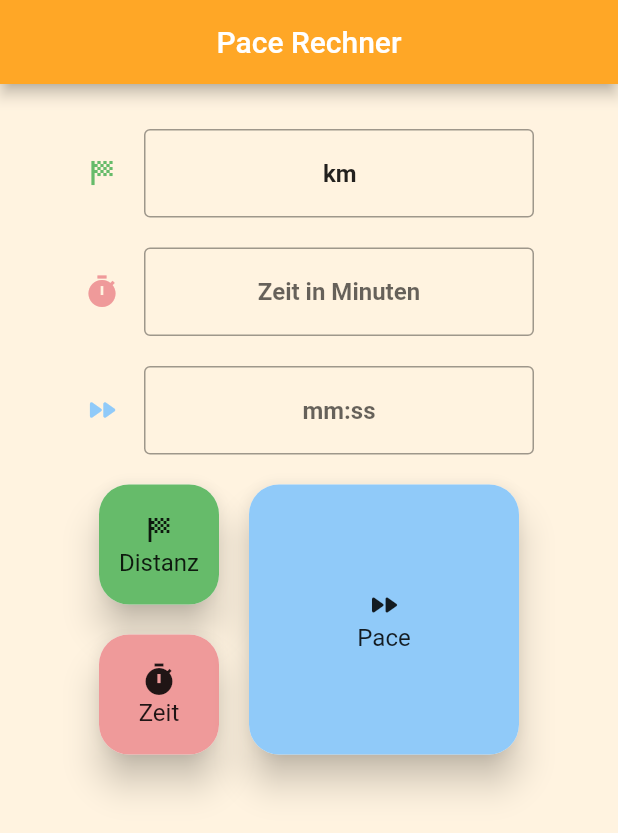
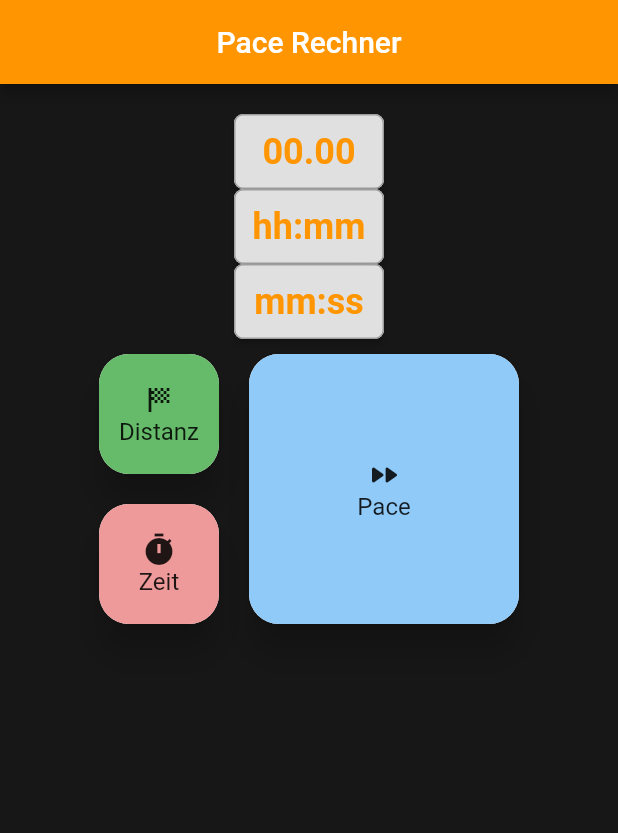
Before and after one commit to sebdombrowsky/publicDev, a Flutter app: the screen it shows after launch, after a tap on "Distanz", on a phone screen of 412 x 824 dp. Shown: the top 833 px of the screen. Run offline on Flutter 3.47's test engine with Material 2 defaults, Android fonts, the phone set to English and light mode, and no system bars.

Commit message:
Berechnungen aufgeräumt, Time/Distance Picker

```diff
--- a/PaceRechner/App/pace_rechner/lib/main.dart
+++ b/PaceRechner/App/pace_rechner/lib/main.dart
@@ -1,3 +1,4 @@
+import 'package:flutter/cupertino.dart';
 import 'package:flutter/material.dart';
 import 'package:pace_rechner/pages/pace_rechner_page.dart';
 
--- a/PaceRechner/App/pace_rechner/lib/models/rechner.dart
+++ b/PaceRechner/App/pace_rechner/lib/models/rechner.dart
@@ -10,60 +10,41 @@ class Rechner {
     String paceInKmProMin = "";
 
     if (distanzInKm != null && zeitInMinuten != null) {
-      var decimalPace = zeitInMinuten / distanzInKm;
-      var ganzeZahlString = decimalPace.toString().split('.')[0];
-      var nachKommaStellenString = "0." + decimalPace.toString().split('.')[1];
-      var echtePaceNachKommaStelle =
-          "0." + (double.parse(nachKommaStellenString) * 60).toStringAsFixed(0);
-      double echtePace = double.parse(ganzeZahlString) +
-          double.parse(echtePaceNachKommaStelle);
-      paceInKmProMin = echtePace.toStringAsFixed(2);
+      paceInKmProMin = (zeitInMinuten / distanzInKm).toString().split('.')[0] +
+          ":" +
+          (((zeitInMinuten / distanzInKm) * 60) % 60).toStringAsFixed(0);
     }
-
-    return paceInKmProMin.replaceAll('.', ':') + " min/km";
+    return paceInKmProMin;
   }
 
   String DistanzBerechnen(String _zeit, String _pace) {
     double? zeitInMinuten = converter.ConvertStringToZeitInMinuten(_zeit);
-    double? timePace = converter.ConvertStringToPaceInMinutenProKm(_pace);
+    double? paceInSekunden = converter.ConvertStringToPaceInMinutenProKm(_pace);
 
     String distanzInKm = "";
 
-    if (zeitInMinuten != null && timePace != null) {
-      var decimalPaceNachkommastelleString = timePace.toString().split('.')[1];
-      if (decimalPaceNachkommastelleString.length == 1) {
-        decimalPaceNachkommastelleString =
-            decimalPaceNachkommastelleString + "0";
-      }
-      var decimalPaceNachkommastelle =
-          double.parse(decimalPaceNachkommastelleString) / 60;
-      var decimalPaceDouble = double.parse(timePace.toStringAsFixed(0)) +
-          decimalPaceNachkommastelle;
-      distanzInKm = (zeitInMinuten / decimalPaceDouble).toStringAsFixed(2);
+    if (zeitInMinuten != null && paceInSekunden != null) {
+      distanzInKm =
+          ((zeitInMinuten * 60) / paceInSekunden).toString().split('.')[0] +
+              "." +
+              ((((zeitInMinuten * 60) / paceInSekunden) * 60) % 60)
+                  .toStringAsFixed(0);
     }
-
-    return distanzInKm + " km";
+    return distanzInKm;
   }
 
   String ZeitBerechnen(String _distanz, String _pace) {
     double? distanzInKm = converter.ConvertStringToDistanzInKm(_distanz);
-    double? timePace = converter.ConvertStringToPaceInMinutenProKm(_pace);
+    double? paceInSekunden = converter.ConvertStringToPaceInMinutenProKm(_pace);
 
-    String zeitInMinuten = "";
+    String zeitInStunden = "";
 
-    if (distanzInKm != null && timePace != null) {
-      var decimalPaceNachkommastelleString = timePace.toString().split('.')[1];
-      if (decimalPaceNachkommastelleString.length == 1) {
-        decimalPaceNachkommastelleString =
-            decimalPaceNachkommastelleString + "0";
-      }
-      var decimalPaceNachkommastelle =
-          double.parse(decimalPaceNachkommastelleString) / 60;
-      var decimalPaceDouble = double.parse(timePace.toStringAsFixed(0)) +
-          decimalPaceNachkommastelle;
-      zeitInMinuten = (distanzInKm * decimalPaceDouble).toStringAsFixed(0);
+    if (distanzInKm != null && paceInSekunden != null) {
+      zeitInStunden =
+          (((distanzInKm * paceInSekunden) / 60) / 60).toString().split('.')[0] +
+              ":" +
+              (((distanzInKm * paceInSekunden) / 60) % 60).toString().split('.')[0];
     }
-
-    return zeitInMinuten + " min";
+    return zeitInStunden;
   }
 }
--- a/PaceRechner/App/pace_rechner/lib/models/string_converter.dart
+++ b/PaceRechner/App/pace_rechner/lib/models/string_converter.dart
@@ -12,20 +12,23 @@ class StringConverter {
   }
 
   double? ConvertStringToZeitInMinuten(String _zeit) {
-    _zeit = _zeit.replaceAll(',', '.');
-    _zeit = _zeit.replaceAll('.', ':');
-    _zeit = _zeit.split(' ')[0];
-    double? zeitInMinuten = double.tryParse(_zeit.split(' ')[0]);
-    return zeitInMinuten;
+    double? stunden = double.tryParse(_zeit.split(':')[0]);
+    double? minuten = double.tryParse(_zeit.split(':')[1]);
+    if (stunden != null && minuten != null) {
+      double zeitInMinuten = (stunden * 60) + minuten;
+      return zeitInMinuten;
+    }
+    return null;
   }
 
   double? ConvertStringToPaceInMinutenProKm(String _pace) {
-    if (_pace.isEmpty) {
-      return null;
+    double? minuten = double.tryParse(_pace.split(':')[0]);
+    double? sekunden = double.tryParse(_pace.split(':')[1]);
+
+    if (minuten != null && sekunden != null) {
+      double zeitInSekunden = (minuten * 60) + sekunden;
+      return zeitInSekunden;
     }
-    _pace = _pace.replaceAll(',', '.');
-    _pace = _pace.replaceAll(':', '.');
-    double? timePace = double.tryParse(_pace.split(' ')[0]);
-    return timePace;
+    return null;
   }
 }
--- a/PaceRechner/App/pace_rechner/lib/pages/pace_rechner_page.dart
+++ b/PaceRechner/App/pace_rechner/lib/pages/pace_rechner_page.dart
@@ -1,9 +1,10 @@
-
+import 'package:flutter/cupertino.dart';
 import 'package:flutter/material.dart';
 import 'package:pace_rechner/models/rechner.dart';
 import 'package:pace_rechner/models/string_converter.dart';
 import 'package:pace_rechner/pages/pace_rechner_widgets/custom_button.dart';
-import 'package:pace_rechner/pages/pace_rechner_widgets/custom_text_field.dart';
+import 'package:pace_rechner/pages/pace_rechner_widgets/custom_distance_picker.dart';
+import 'package:pace_rechner/pages/pace_rechner_widgets/custom_time_picker.dart';
 
 class PaceRechnerPage extends StatefulWidget {
   const PaceRechnerPage({Key? key}) : super(key: key);
@@ -19,17 +20,14 @@ class _PaceRechnerPageState extends State<PaceRechnerPage> {
   TextEditingController zeitController = TextEditingController();
   TextEditingController paceController = TextEditingController();
 
-  bool showDistanzen = false;
-  bool showZeiten = false;
-
   @override
   Widget build(BuildContext context) {
     return Scaffold(
-      backgroundColor: Colors.orange[50],
+      backgroundColor: CupertinoColors.darkBackgroundGray,
       appBar: AppBar(
         title: Text("Pace Rechner"),
         centerTitle: true,
-        backgroundColor: Colors.orange[400],
+        backgroundColor: CupertinoColors.activeOrange,
       ),
       body: SingleChildScrollView(
         physics: const BouncingScrollPhysics(),
@@ -41,35 +39,58 @@ class _PaceRechnerPageState extends State<PaceRechnerPage> {
               Column(
                 mainAxisAlignment: MainAxisAlignment.center,
                 children: [
-                  CustomTextField(
-                    icon: Icon(
-                      Icons.sports_score,
-                      color: Colors.green[400],
+                  Material(
+                    borderOnForeground: true,
+                    elevation: 2,
+                    borderRadius: BorderRadius.circular(6),
+                    child: Container(
+                      width: 100,
+                      height: 50,
+                      decoration: BoxDecoration(
+                          color: Colors.grey[300],
+                          border: Border.all(color: Colors.grey[500]!),
+                          borderRadius: BorderRadius.circular(6)),
+                      child: Center(
+                          child: CustomDistancePicker(
+                        controller: distanzController,
+                      )),
                     ),
-                    hintText: "Distanz in km",
-                    textInputType: TextInputType.number,
-                    controller: distanzController,
-                    onTap: () => {},
                   ),
-                  CustomTextField(
-                    icon: Icon(
-                      Icons.timer,
-                      color: Colors.red[200],
+                  Material(
+                    borderOnForeground: true,
+                    elevation: 2,
+                    borderRadius: BorderRadius.circular(6),
+                    child: Container(
+                      width: 100,
+                      height: 50,
+                      decoration: BoxDecoration(
+                          color: Colors.grey[300],
+                          border: Border.all(color: Colors.grey[500]!),
+                          borderRadius: BorderRadius.circular(6)),
+                      child: Center(
+                          child: CustomTimePicker(
+                        controller: zeitController,
+                        mode: CupertinoTimerPickerMode.hm,
+                      )),
                     ),
-                    hintText: "Zeit in Minuten",
-                    textInputType: TextInputType.number,
-                    controller: zeitController,
-                    onTap: () => {},
                   ),
-                  CustomTextField(
-                    icon: Icon(
-                      Icons.fast_forward_rounded,
-                      color: Colors.blue[200],
+                  Material(
+                    borderOnForeground: true,
+                    elevation: 2,
+                    borderRadius: BorderRadius.circular(6),
+                    child: Container(
+                      width: 100,
+                      height: 50,
+                      decoration: BoxDecoration(
+                          color: Colors.grey[300],
+                          border: Border.all(color: Colors.grey[500]!),
+                          borderRadius: BorderRadius.circular(6)),
+                      child: Center(
+                          child: CustomTimePicker(
+                        controller: paceController,
+                        mode: CupertinoTimerPickerMode.ms,
+                      )),
                     ),
-                    hintText: "mm:ss",
-                    textInputType: TextInputType.number,
-                    controller: paceController,
-                    onTap: () => {showDistanzen = false, showZeiten = false},
                   ),
                   Row(
                     mainAxisAlignment: MainAxisAlignment.end,
--- a/PaceRechner/App/pace_rechner/lib/pages/pace_rechner_widgets/custom_text_field.dart
+++ /dev/null
@@ -1,57 +0,0 @@
-import 'package:flutter/material.dart';
-
-class CustomTextField extends StatefulWidget {
-  final Icon icon;
-  final String hintText;
-  final TextInputType textInputType;
-  final TextEditingController controller;
-  final Function? onTap;
-
-  const CustomTextField(
-      {Key? key,
-      required this.icon,
-      required this.hintText,
-      required this.textInputType,
-      required this.controller,
-      this.onTap})
-      : super(key: key);
-
-  @override
-  State<CustomTextField> createState() => _CustomTextFieldState();
-}
-
-class _CustomTextFieldState extends State<CustomTextField> {
-  @override
-  Widget build(BuildContext context) {
-    return Padding(
-      padding: const EdgeInsets.symmetric(vertical: 10),
-      child: SizedBox(
-        width: 300,
-        child: Center(
-          child: TextField(
-            autofocus: false,
-            onTap: () => {SetOnTapState()},
-            controller: widget.controller,
-            textAlign: TextAlign.center,
-            textAlignVertical: TextAlignVertical.center,
-            style: TextStyle(fontWeight: FontWeight.bold, fontSize: 16),
-            decoration: InputDecoration(
-                border: OutlineInputBorder(),
-                hintText: widget.hintText,
-                icon: widget.icon),
-            keyboardType: widget.textInputType,
-          ),
-        ),
-      ),
-    );
-  }
-
-  void SetOnTapState() {
-    setState(() {
-      widget.onTap!();
-      widget.controller.text.split(' ').length > 1
-          ? widget.controller.text = widget.controller.text.split(' ')[0]
-          : () => {};
-    });
-  }
-}
--- /dev/null
+++ b/PaceRechner/App/pace_rechner/lib/pages/pace_rechner_widgets/custom_time_picker.dart
@@ -0,0 +1,114 @@
+import 'package:flutter/cupertino.dart';
+
+class CustomTimePicker extends StatefulWidget {
+  final TextEditingController controller;
+  final CupertinoTimerPickerMode mode;
+  const CustomTimePicker(
+      {Key? key, required this.controller, required this.mode})
+      : super(key: key);
+
+  @override
+  _CustomTimePickerState createState() => _CustomTimePickerState();
+}
+
+class _CustomTimePickerState extends State<CustomTimePicker> {
+  Duration timer = const Duration();
+  String anzeige = "";
+
+  @override
+  Widget build(BuildContext context) {
+    anzeige = widget.mode == CupertinoTimerPickerMode.hm ? "hh:mm" : "mm:ss";
+    return GestureDetector(
+      onTap: () {
+        showTimePicker(
+          context: context,
+          child: BottomTimePicker(
+            key: null,
+            child: CupertinoTimerPicker(
+              mode: widget.mode,
+              backgroundColor:
+                  CupertinoColors.systemBackground.resolveFrom(context),
+              initialTimerDuration: timer,
+              onTimerDurationChanged: (newTimer) {
+                setState(() {
+                  timer = newTimer;
+                  widget.controller.text =
+                      widget.mode == CupertinoTimerPickerMode.hm
+                          ? newTimer.toString().split(':')[0] +
+                              ":" +
+                              newTimer.toString().split(':')[1]
+                          : newTimer.toString().split(':')[1] +
+                              ":" +
+                              newTimer.toString().split(':')[2].split('.')[0];
+                });
+              },
+            ),
+          ),
+        );
+      },
+      child: Text(
+        widget.controller.text == "" ? anzeige : widget.controller.text,
+        /*widget.mode == CupertinoTimerPickerMode.hm
+            ? '${timer.inHours}:'
+                '${(timer.inMinutes % 60).toString().padLeft(2, '0')}'
+            : '${timer.inMinutes}:' //(timer.inMinutes % 60).toString().padLeft(2, '0')
+                '${(timer.inSeconds % 60).toString().padLeft(2, '0')}',*/
+        style: const TextStyle(
+            color: CupertinoColors.activeOrange,
+            fontSize: 24,
+            fontWeight: FontWeight.bold),
+      ),
+    );
+  }
+}
+
+void showTimePicker({
+  required BuildContext context,
+  required Widget child,
+}) {
+  final themeData = CupertinoTheme.of(context);
+  final dialogBody = CupertinoTheme(
+    data: themeData,
+    child: child,
+  );
+
+  showCupertinoModalPopup<void>(
+    context: context,
+    builder: (context) => dialogBody,
+  );
+}
+
+class BottomTimePicker extends StatelessWidget {
+  const BottomTimePicker({
+    required Key? key,
+    required this.child,
+  }) : super(key: key);
+
+  final Widget child;
+
+  @override
+  Widget build(BuildContext context) {
+    return Container(
+      height: 216,
+      padding: const EdgeInsets.only(top: 6),
+      margin: EdgeInsets.only(
+        bottom: MediaQuery.of(context).viewInsets.bottom,
+      ),
+      color: CupertinoColors.systemBackground.resolveFrom(context),
+      child: DefaultTextStyle(
+        style: TextStyle(
+          color: CupertinoColors.label.resolveFrom(context),
+          fontSize: 22,
+        ),
+        child: GestureDetector(
+          // Blocks taps from propagating to the modal sheet and popping.
+          onTap: () {},
+          child: SafeArea(
+            top: false,
+            child: child,
+          ),
+        ),
+      ),
+    );
+  }
+}
--- a/PaceRechner/App/pace_rechner/pubspec.yaml
+++ b/PaceRechner/App/pace_rechner/pubspec.yaml
@@ -28,6 +28,8 @@ environment:
 # versions available, run `flutter pub outdated`.
 dependencies:
   flutter:
+    sdk: flutter
+  flutter_localizations:
     sdk: flutter
 
 
```
Also changed, not shown: PaceRechner/App/pace_rechner/lib/pages/pace_rechner_widgets/custom_distance_picker.dart (added, +153 -0 lines), PaceRechner/App/pace_rechner/pubspec.lock.
